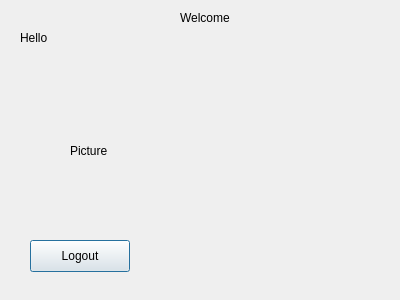
Qt form welcomepage.ui (yassinshamaa/Assignment1) before a commit.
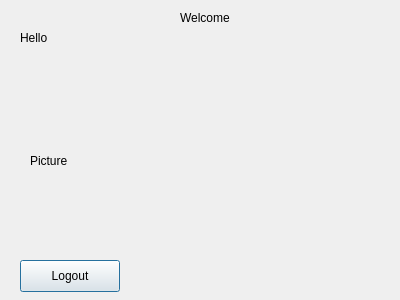
The same form after that commit.

```diff
--- a/welcomepage.ui
+++ b/welcomepage.ui
@@ -18,7 +18,7 @@
     <rect>
      <x>20</x>
      <y>30</y>
-     <width>58</width>
+     <width>31</width>
      <height>16</height>
     </rect>
    </property>
@@ -42,12 +42,18 @@
   <widget class="QLabel" name="label_Picture">
    <property name="geometry">
     <rect>
-     <x>70</x>
+     <x>30</x>
      <y>70</y>
-     <width>251</width>
-     <height>161</height>
+     <width>341</width>
+     <height>181</height>
     </rect>
    </property>
+   <property name="minimumSize">
+    <size>
+     <width>341</width>
+     <height>0</height>
+    </size>
+   </property>
    <property name="text">
     <string>Picture</string>
    </property>
@@ -55,8 +61,8 @@
   <widget class="QPushButton" name="pushButton_Logout">
    <property name="geometry">
     <rect>
-     <x>30</x>
-     <y>240</y>
+     <x>20</x>
+     <y>260</y>
      <width>100</width>
      <height>32</height>
     </rect>
```
Left out of the diff: 13 changed lines with no effect on the pictures.
